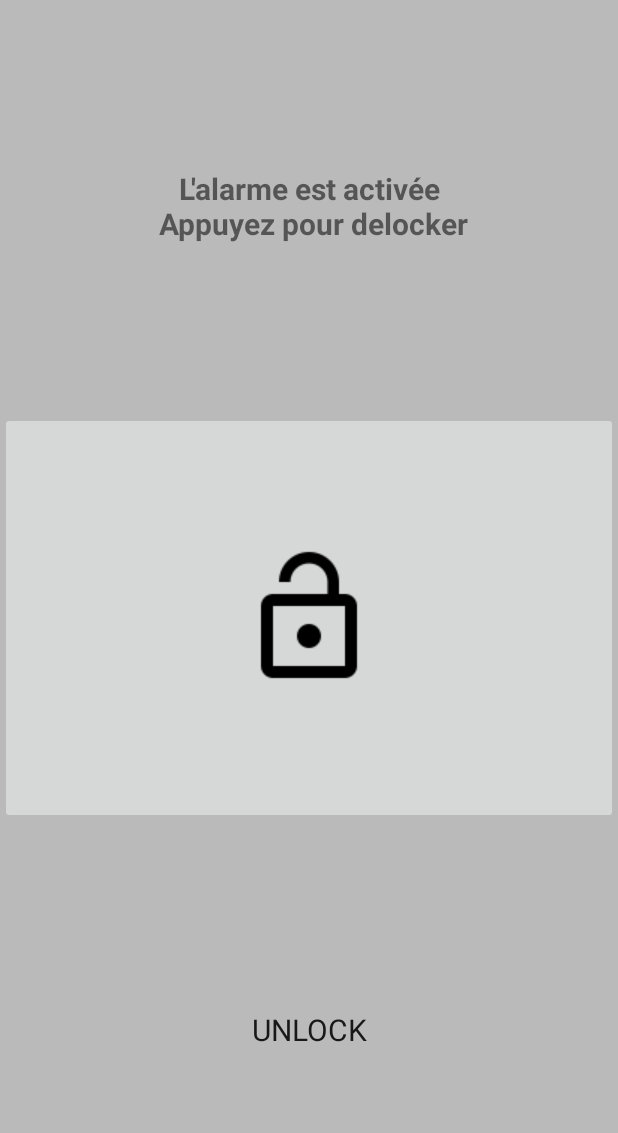
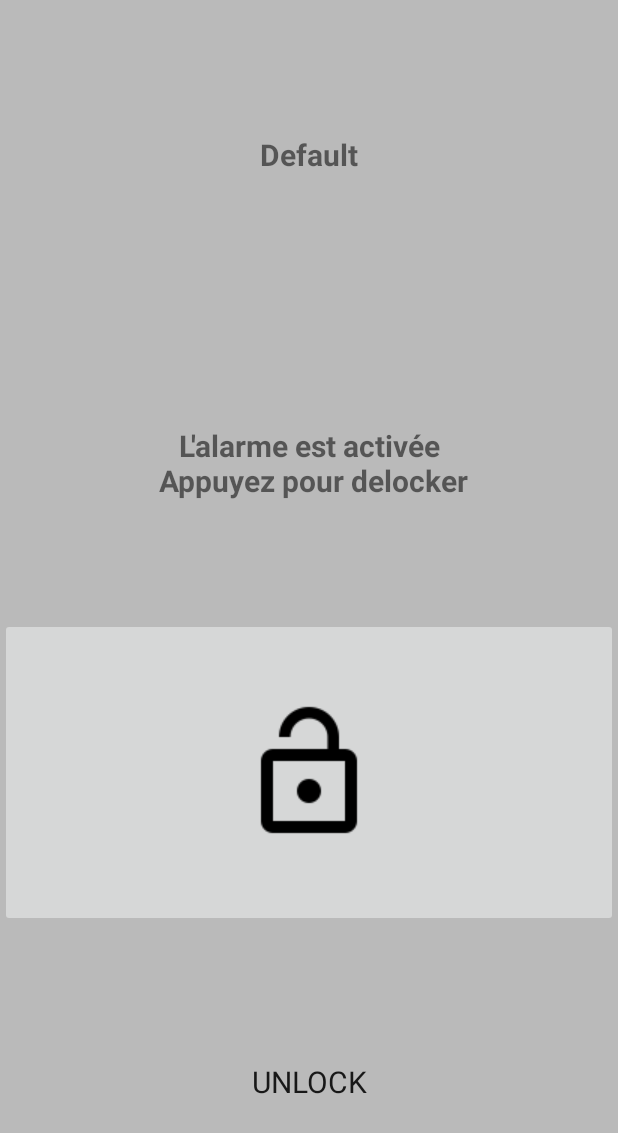
Before and after one commit to BenjaminDish/Thief_Catcher, an Android app: the AlarmActivity screen opened directly, with no data from a screen before it, on a phone screen of 412 x 824 dp. Shown: the top 1133 px of the screen. Run offline under Robolectric (Android 15) with nearby library versions, the phone set to English and light mode, and no system bars; 3 statements that could not run were skipped.

Commit message:
-maj text alarm -verif code pin -verif déclenchement

```diff
--- a/app/src/main/java/com/example/benjamin/thief_catcher/AlarmActivity.java
+++ b/app/src/main/java/com/example/benjamin/thief_catcher/AlarmActivity.java
@@ -81,6 +81,7 @@ public class AlarmActivity extends AppCompatActivity implements SensorEventListe
     @Override
     protected void onCreate(Bundle savedInstanceState) {
         requestWindowFeature(Window.FEATURE_NO_TITLE);
+
         super.onCreate(savedInstanceState);
 
 
--- a/app/src/main/java/com/example/benjamin/thief_catcher/SettingsFragment.java
+++ b/app/src/main/java/com/example/benjamin/thief_catcher/SettingsFragment.java
@@ -52,6 +52,7 @@ public class SettingsFragment extends PreferenceFragment implements SharedPrefer
         String delai2 = sharedPref.getString("slider_déclenchement" , "0");
         delaiDeclenchement.setSummary(this.getString(R.string.pref_slider_déclenchement_summary).replace("$1", "" + delai2));
 
+
     }
 
 
@@ -70,7 +71,7 @@ public class SettingsFragment extends PreferenceFragment implements SharedPrefer
         }
 
         if(key.equals("slider_activation")) {
-            String delai1 = sharedPref.getString("slider_activation", "0");
+            String delai1 = sharedPref.getString("slider_activation", "5");
             delaiActivation.setSummary(this.getString(R.string.pref_slider_activation_summary ).replace("$1", "" + delai1));
         }
 
--- a/app/src/main/res/layout/activity_alarm.xml
+++ b/app/src/main/res/layout/activity_alarm.xml
@@ -12,9 +12,23 @@
         android:layout_width="match_parent"
         android:layout_height="match_parent">
 
-        <TextView android:id="@+id/fullscreen_content" android:layout_width="fill_parent"
-            android:layout_height="fill_parent" android:keepScreenOn="true"
-            android:textStyle="bold" android:textSize="20dp" android:gravity="center"
+        <TextView android:id="@+id/fullscreen_content"
+            android:layout_width="fill_parent"
+            android:layout_height="fill_parent"
+            android:keepScreenOn="true"
+            android:textStyle="bold"
+            android:textSize="20dp"
+            android:gravity="center"
+            android:text="Default"
+            android:layout_weight="1" />
+
+        <TextView android:id="@+id/text2"
+            android:layout_width="fill_parent"
+            android:layout_height="fill_parent"
+            android:keepScreenOn="true"
+            android:textStyle="bold"
+            android:textSize="20dp"
+            android:gravity="center"
             android:text="L&apos;alarme est activée\n Appuyez pour delocker"
             android:layout_weight="1" />
 
--- a/app/src/main/res/values/strings_activity_settings.xml
+++ b/app/src/main/res/values/strings_activity_settings.xml
@@ -107,7 +107,7 @@
     <string name="pref_texte_alarme_summary">Valeur courante : $1</string>
 
     <!-- string pour le choix du code PIN -->
-    <string name="pref_PIN_title">Choix du code PIN pour dévérouiller l\'alarme</string>
+    <string name="pref_PIN_title">Choix du code pour dévérouiller l\'alarme</string>
     <string name="pref_PIN_summary">Valeur courante : </string>
     <string name="pref_PIN_dialog_message">4 caractère max</string>
 
--- a/app/src/main/res/xml/pref_general.xml
+++ b/app/src/main/res/xml/pref_general.xml
@@ -64,6 +64,7 @@
         android:title="@string/pref_texte_alarme_title"
         android:summary="@string/pref_texte_alarme_summary" />
 
+    <!-- Choix du code pin -->
     <EditTextPreference
         android:key="pin"
         android:title="@string/pref_PIN_title"
```
Also changed, not shown: app/src/main/java/com/example/benjamin/thief_catcher/Alarm.java (+9 -2 lines), app/src/main/java/com/example/benjamin/thief_catcher/MainActivity.java (+63 -18 lines), 1 other file.
